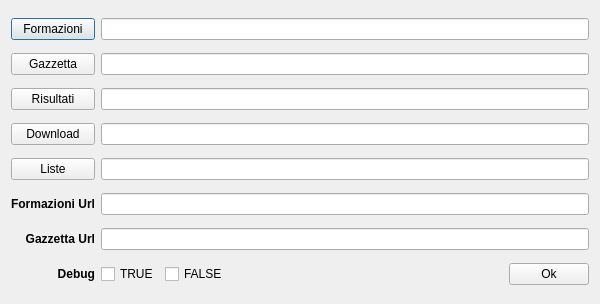
Old version of the form src/IniFilePopulator.ui in the repository wdastru/FantaCalcGui.
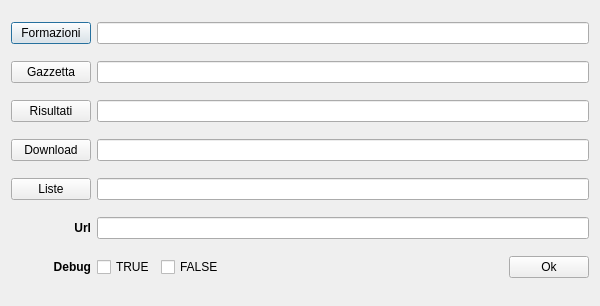
New version of the form.

Commit message: sostituzione formazioniUrl e gazzettaUrl con url

Diff of the .ui file:
```diff
--- a/src/IniFilePopulator.ui
+++ b/src/IniFilePopulator.ui
@@ -10,7 +10,7 @@
     <x>0</x>
     <y>0</y>
     <width>600</width>
-    <height>304</height>
+    <height>306</height>
    </rect>
   </property>
   <property name="sizePolicy">
@@ -128,55 +128,7 @@
      </property>
     </widget>
    </item>
-   <item row="5" column="0">
-    <widget class="QLabel" name="label_2">
-     <property name="font">
-      <font>
-       <weight>75</weight>
-       <bold>true</bold>
-      </font>
-     </property>
-     <property name="text">
-      <string>Formazioni Url</string>
-     </property>
-     <property name="alignment">
-      <set>Qt::AlignRight|Qt::AlignTrailing|Qt::AlignVCenter</set>
-     </property>
-    </widget>
-   </item>
-   <item row="5" column="1" colspan="2">
-    <widget class="QLineEdit" name="formazioniUrlLineEdit">
-     <property name="styleSheet">
-      <string notr="true">border-color: rgb(255, 0, 0);
-/*background-color: rgb(200, 255, 200);*/</string>
-     </property>
-    </widget>
-   </item>
    <item row="6" column="0">
-    <widget class="QLabel" name="label_3">
-     <property name="font">
-      <font>
-       <weight>75</weight>
-       <bold>true</bold>
-      </font>
-     </property>
-     <property name="text">
-      <string>Gazzetta Url</string>
-     </property>
-     <property name="alignment">
-      <set>Qt::AlignRight|Qt::AlignTrailing|Qt::AlignVCenter</set>
-     </property>
-    </widget>
-   </item>
-   <item row="6" column="1" colspan="2">
-    <widget class="QLineEdit" name="gazzettaUrlLineEdit">
-     <property name="styleSheet">
-      <string notr="true">border-color: rgb(255, 0, 0);
-/*background-color: rgb(200, 255, 200);*/</string>
-     </property>
-    </widget>
-   </item>
-   <item row="7" column="0">
     <widget class="QLabel" name="debugLabel">
      <property name="font">
       <font>
@@ -192,7 +144,7 @@
      </property>
     </widget>
    </item>
-   <item row="7" column="1">
+   <item row="6" column="1">
     <layout class="QHBoxLayout" name="horizontalLayout">
      <item>
       <widget class="QCheckBox" name="trueCheckBox">
@@ -229,13 +181,32 @@
      </item>
     </layout>
    </item>
-   <item row="7" column="2">
+   <item row="6" column="2">
     <widget class="QPushButton" name="okButton">
      <property name="text">
       <string>Ok</string>
      </property>
     </widget>
    </item>
+   <item row="5" column="0">
+    <widget class="QLabel" name="label">
+     <property name="font">
+      <font>
+       <weight>75</weight>
+       <bold>true</bold>
+      </font>
+     </property>
+     <property name="text">
+      <string>Url</string>
+     </property>
+     <property name="alignment">
+      <set>Qt::AlignRight|Qt::AlignTrailing|Qt::AlignVCenter</set>
+     </property>
+    </widget>
+   </item>
+   <item row="5" column="1" colspan="2">
+    <widget class="QLineEdit" name="urlLineEdit"/>
+   </item>
   </layout>
  </widget>
  <layoutdefault spacing="6" margin="11"/>
```
The commit also changes 7 other files.
